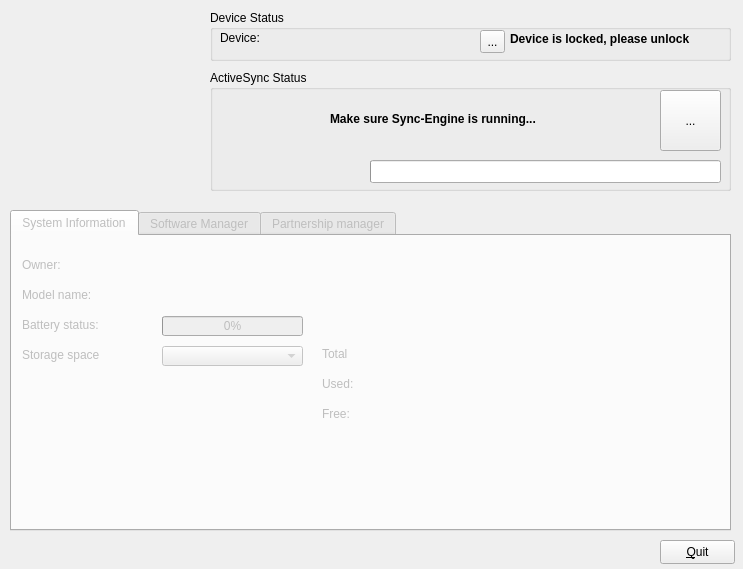
Above: synce-kpm/synceKPM/data/ui/synce-kpm-mainwindow.ui from playday3008/SynCE before the change. Below: the same form after it.
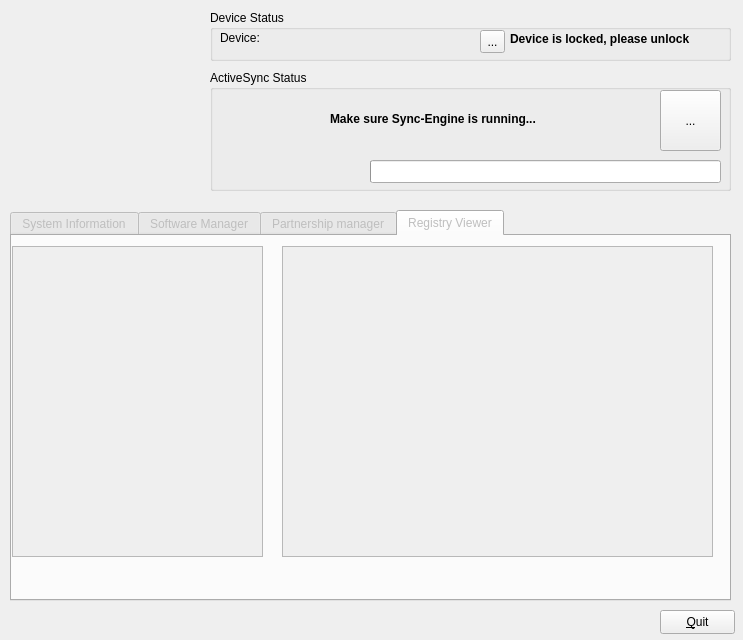
That is the form after the change. The open tabs and pages were chosen to show the change.

Commit message: * Finished implementation of Registry Viewer. Now you can browse           through the device registry from within SynCE-KPM         * Minor cleanup 	* Bumped Version to 0.15

Diff of the .ui file:
```diff
--- a/synce-kpm/synceKPM/data/ui/synce-kpm-mainwindow.ui
+++ b/synce-kpm/synceKPM/data/ui/synce-kpm-mainwindow.ui
@@ -7,7 +7,7 @@
     <x>0</x>
     <y>0</y>
     <width>743</width>
-    <height>569</height>
+    <height>640</height>
    </rect>
   </property>
   <property name="cursor">
@@ -110,7 +110,7 @@
    <property name="geometry">
     <rect>
      <x>660</x>
-     <y>540</y>
+     <y>610</y>
      <width>75</width>
      <height>24</height>
     </rect>
@@ -128,9 +128,12 @@
      <x>10</x>
      <y>210</y>
      <width>721</width>
-     <height>321</height>
+     <height>391</height>
     </rect>
    </property>
+   <property name="tabPosition">
+    <enum>QTabWidget::North</enum>
+   </property>
    <property name="currentIndex">
     <number>0</number>
    </property>
@@ -450,6 +453,55 @@
      </property>
     </widget>
    </widget>
+   <widget class="QWidget" name="tab_4">
+    <attribute name="title">
+     <string>Registry Viewer</string>
+    </attribute>
+    <widget class="QTreeView" name="registryKeyView">
+     <property name="geometry">
+      <rect>
+       <x>0</x>
+       <y>10</y>
+       <width>251</width>
+       <height>311</height>
+      </rect>
+     </property>
+     <property name="cursor" stdset="0">
+      <cursorShape>WaitCursor</cursorShape>
+     </property>
+     <property name="horizontalScrollBarPolicy">
+      <enum>Qt::ScrollBarAsNeeded</enum>
+     </property>
+     <property name="headerHidden">
+      <bool>true</bool>
+     </property>
+     <attribute name="headerVisible">
+      <bool>false</bool>
+     </attribute>
+    </widget>
+    <widget class="QTableView" name="registryValueView">
+     <property name="geometry">
+      <rect>
+       <x>270</x>
+       <y>10</y>
+       <width>431</width>
+       <height>311</height>
+      </rect>
+     </property>
+     <property name="horizontalScrollMode">
+      <enum>QAbstractItemView::ScrollPerPixel</enum>
+     </property>
+     <property name="showGrid">
+      <bool>false</bool>
+     </property>
+     <property name="gridStyle">
+      <enum>Qt::NoPen</enum>
+     </property>
+     <property name="wordWrap">
+      <bool>false</bool>
+     </property>
+    </widget>
+   </widget>
   </widget>
   <widget class="QGroupBox" name="groupBox_2">
    <property name="geometry">
```
Left out of the diff: 9 changed lines with no effect on the pictures. The commit also changes 9 other files.
